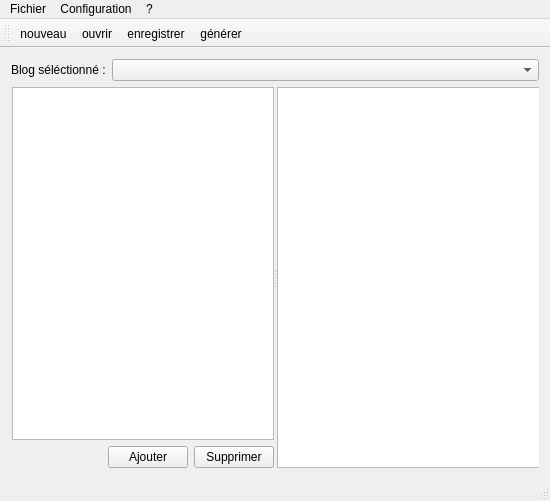
Qt form pmb-gui/mainwindow.ui (corentin38/pmb) before a commit.
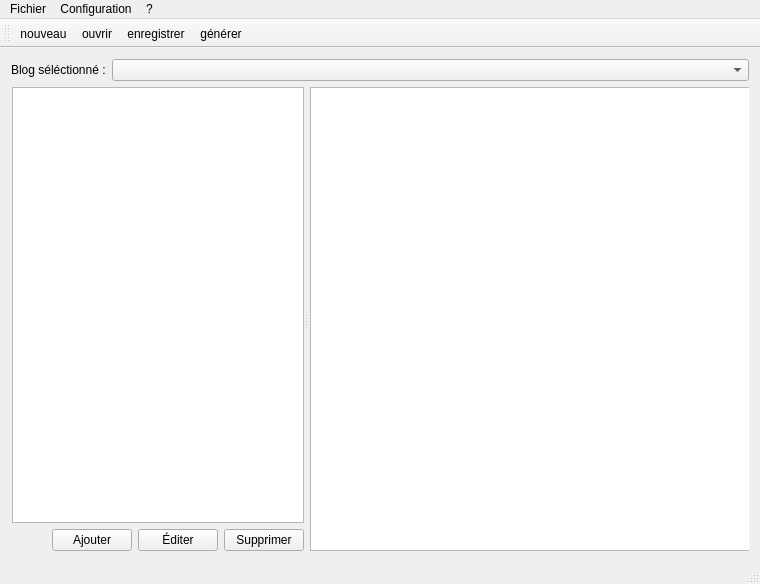
The same form after that commit.

Commit message: wip edit and remove post feature

```diff
--- a/pmb-gui/mainwindow.ui
+++ b/pmb-gui/mainwindow.ui
@@ -6,8 +6,8 @@
    <rect>
     <x>0</x>
     <y>0</y>
-    <width>550</width>
-    <height>501</height>
+    <width>760</width>
+    <height>584</height>
    </rect>
   </property>
   <property name="minimumSize">
@@ -63,13 +63,38 @@
        <enum>Qt::Horizontal</enum>
       </property>
       <property name="handleWidth">
-       <number>3</number>
+       <number>6</number>
       </property>
       <property name="childrenCollapsible">
        <bool>true</bool>
       </property>
-      <widget class="QTextBrowser" name="postDisplay"/>
+      <widget class="QTextBrowser" name="postDisplay">
+       <property name="sizePolicy">
+        <sizepolicy hsizetype="Maximum" vsizetype="Expanding">
+         <horstretch>200</horstretch>
+         <verstretch>0</verstretch>
+        </sizepolicy>
+       </property>
+       <property name="minimumSize">
+        <size>
+         <width>0</width>
+         <height>0</height>
+        </size>
+       </property>
+      </widget>
       <widget class="QWidget" name="widget" native="true">
+       <property name="sizePolicy">
+        <sizepolicy hsizetype="Minimum" vsizetype="Preferred">
+         <horstretch>0</horstretch>
+         <verstretch>0</verstretch>
+        </sizepolicy>
+       </property>
+       <property name="minimumSize">
+        <size>
+         <width>200</width>
+         <height>0</height>
+        </size>
+       </property>
        <layout class="QVBoxLayout" name="verticalLayout_3">
         <property name="leftMargin">
          <number>0</number>
@@ -108,6 +133,13 @@
             </property>
            </widget>
           </item>
+          <item>
+           <widget class="QPushButton" name="editButton">
+            <property name="text">
+             <string>Éditer</string>
+            </property>
+           </widget>
+          </item>
           <item>
            <widget class="QPushButton" name="addPostButton">
             <property name="text">
@@ -141,8 +173,8 @@
     <rect>
      <x>0</x>
      <y>0</y>
-     <width>550</width>
-     <height>20</height>
+     <width>760</width>
+     <height>19</height>
     </rect>
    </property>
    <widget class="QMenu" name="menuFile">
```
Left out of the diff: 3 changed lines with no effect on the pictures. The commit also changes 11 other files.
